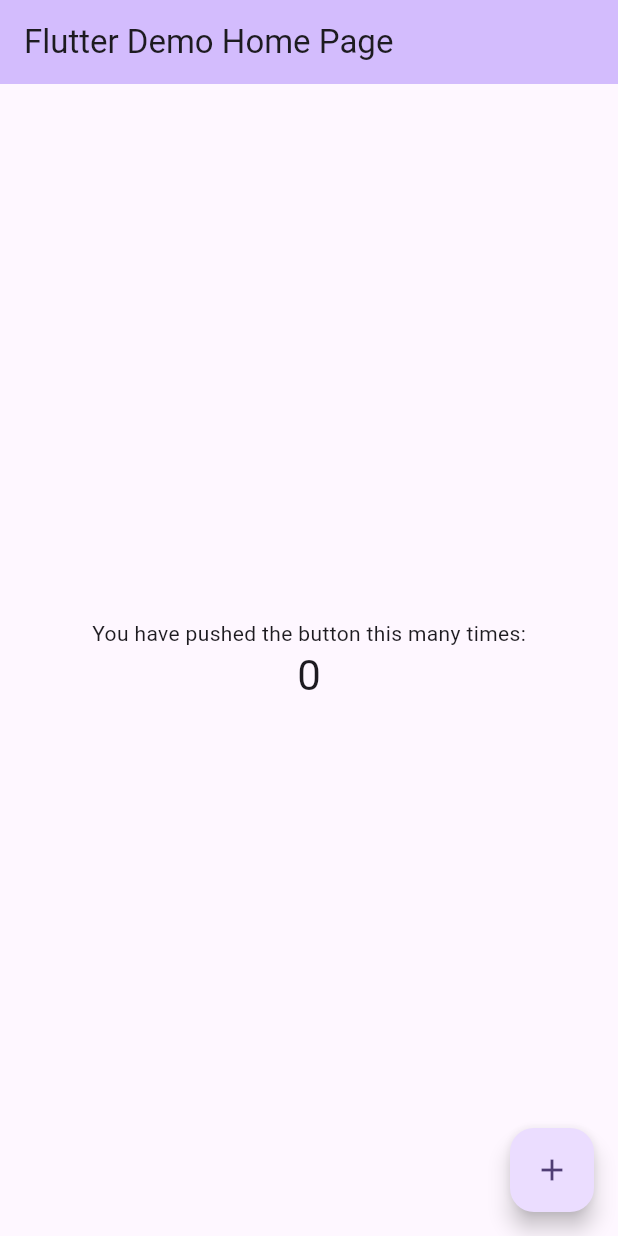
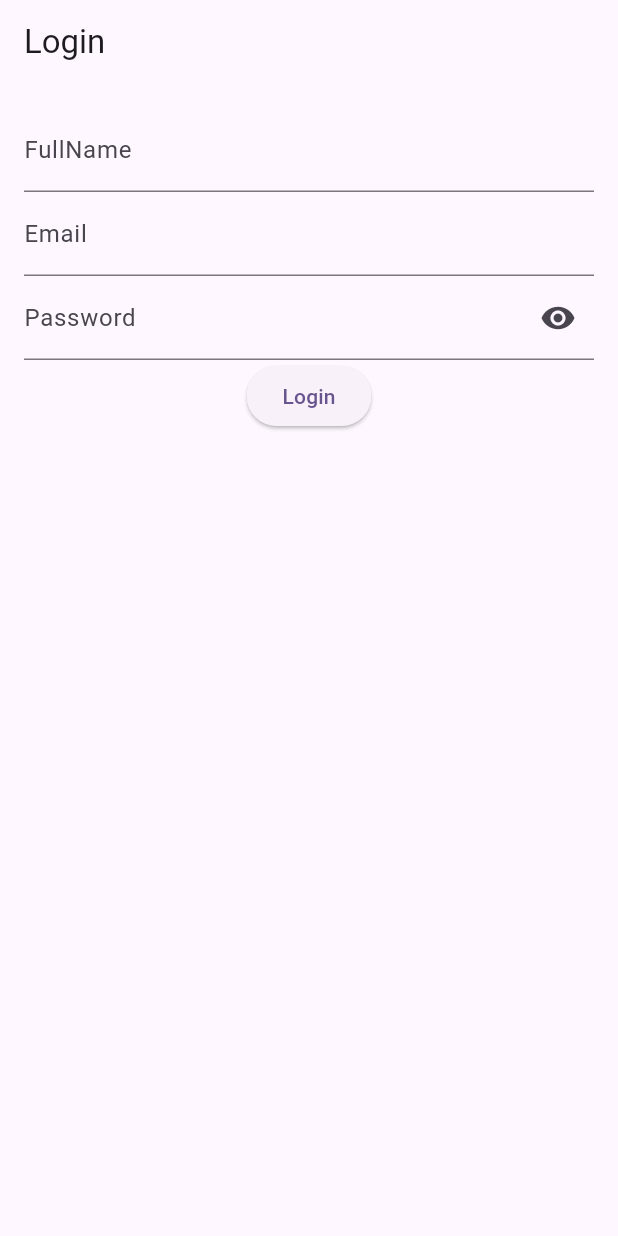
Before and after one commit to hendeletfonseca/booking-app, a Flutter app: the screen it shows after launch, on a phone screen of 412 x 824 dp. Run offline on Flutter 3.47's test engine with Material 3 defaults, Android fonts, the phone set to English and light mode, and no system bars; our stand-ins replace shared_preferences, sqflite; accounts and stored records are empty.

Commit message:
User authentication and initial database

```diff
--- a/lib/main.dart
+++ b/lib/main.dart
@@ -1,11 +1,24 @@
 import 'package:flutter/material.dart';
+import 'package:booking_app/service/auth_preferences.dart';
+import 'package:booking_app/routes/app_routes.dart';
 
-void main() {
-  runApp(const MyApp());
+void main() async {
+  WidgetsFlutterBinding.ensureInitialized();
+  String initialRoute;
+  bool isAuthenticated = await AuthPreferences.isAuthenticated();
+
+  initialRoute = isAuthenticated ? '/home' : '/login';
+
+  runApp(
+    MyApp(
+      initialRoute: initialRoute,
+    ),
+  );
 }
+class MyApp extends StatelessWidget {
+  final String initialRoute;
 
-class MyApp extends StatelessWidget {
-  const MyApp({super.key});
+  const MyApp({super.key, required this.initialRoute});
 
   @override
   Widget build(BuildContext context) {
@@ -15,55 +28,9 @@ class MyApp extends StatelessWidget {
         colorScheme: ColorScheme.fromSeed(seedColor: Colors.deepPurple),
         useMaterial3: true,
       ),
-      home: const MyHomePage(title: 'Flutter Demo Home Page'),
+      debugShowCheckedModeBanner: false,
+      routes: routes,
+      initialRoute: initialRoute,
     );
   }
 }
-
-class MyHomePage extends StatefulWidget {
-  const MyHomePage({super.key, required this.title});
-
-  final String title;
-
-  @override
-  State<MyHomePage> createState() => _MyHomePageState();
-}
-
-class _MyHomePageState extends State<MyHomePage> {
-  int _counter = 0;
-
-  void _incrementCounter() {
-    setState(() {
-      _counter++;
-    });
-  }
-
-  @override
-  Widget build(BuildContext context) {
-    return Scaffold(
-      appBar: AppBar(
-        backgroundColor: Theme.of(context).colorScheme.inversePrimary,
-        title: Text(widget.title),
-      ),
-      body: Center(
-        child: Column(
-          mainAxisAlignment: MainAxisAlignment.center,
-          children: <Widget>[
-            const Text(
-              'You have pushed the button this many times:',
-            ),
-            Text(
-              '$_counter',
-              style: Theme.of(context).textTheme.headlineMedium,
-            ),
-          ],
-        ),
-      ),
-      floatingActionButton: FloatingActionButton(
-        onPressed: _incrementCounter,
-        tooltip: 'Increment',
-        child: const Icon(Icons.add),
-      ),
-    );
-  }
-}
--- /dev/null
+++ b/lib/model/user.dart
@@ -0,0 +1,51 @@
+class UserSchema {
+  final int? id;
+  final String username;
+  final String email;
+  final String? password;
+
+  UserSchema({
+    this.id,
+    required this.username,
+    required this.email,
+    this.password,
+  });
+
+  Map<String, dynamic> toJson() {
+    return {
+      if (id != null) 'id': id,
+      'username': username,
+      'email': email,
+      if (password != null) 'password': password,
+    };
+  }
+
+
+  factory UserSchema.fromJson(Map<String, dynamic> json) {
+    return UserSchema(
+      id: json['id'],
+      username: json['username'],
+      email: json['email'],
+      password: json['password'],
+    );
+  }
+
+  UserSchema copy({
+    int? id,
+    String? username,
+    String? email,
+    String? password,
+  }) {
+    return UserSchema(
+      id: id ?? this.id,
+      username: username ?? this.username,
+      email: email ?? this.email,
+      password: password ?? this.password,
+    );
+  }
+
+  @override
+  String toString() {
+    return 'UserSchema{id: $id, username: $username, email: $email, password: $password}';
+  }
+}
--- /dev/null
+++ b/lib/routes/app_routes.dart
@@ -0,0 +1,8 @@
+import 'package:booking_app/view/home_page.dart';
+import 'package:booking_app/view/login_page.dart';
+import 'package:flutter/material.dart';
+
+final routes = {
+  '/home': (BuildContext context) => const HomePage(),
+  '/login': (BuildContext context) => const LoginPage(),
+};
--- /dev/null
+++ b/lib/routes/index.dart
@@ -0,0 +1 @@
+export "app_routes.dart";
--- /dev/null
+++ b/lib/service/auth_preferences.dart
@@ -0,0 +1,35 @@
+import 'package:booking_app/database/db.dart';
+import 'package:booking_app/model/user.dart';
+import 'package:shared_preferences/shared_preferences.dart';
+
+class AuthPreferences {
+
+  static Future<void> saveInformation(String name, String email, String password) async {
+    BookingAppDB db = BookingAppDB.instance;
+    UserSchema newUser = await db.insertUser(UserSchema(username: name, email: email, password: password));
+    SharedPreferences prefs = await SharedPreferences.getInstance();
+    print('User ID: ${newUser.id}');
+    await prefs.setInt('_userID', newUser.id!);
+  }
+
+  static Future<UserSchema?> getUserData() async {
+    SharedPreferences prefs = await SharedPreferences.getInstance();
+    int? userID = prefs.getInt('_userID');
+    if (userID == null) {
+      return null;
+    }
+    BookingAppDB db = BookingAppDB.instance;
+    UserSchema user = await db.getUser(userID);
+    return user;
+  }
+
+  static Future<bool> isAuthenticated() async {
+    int? id = await SharedPreferences.getInstance().then((prefs) => prefs.getInt('_userID'));
+    return id != null;
+  }
+
+  static Future<void> removeAuthenticationInfo() async {
+    SharedPreferences prefs = await SharedPreferences.getInstance();
+    await prefs.remove('_userID');
+  }
+}
--- /dev/null
+++ b/lib/view/login_page.dart
@@ -0,0 +1,84 @@
+import 'package:booking_app/service/auth_preferences.dart';
+import 'package:flutter/material.dart';
+
+class LoginPage extends StatefulWidget {
+  const LoginPage({super.key});
+
+  @override
+  _LoginPageState createState() => _LoginPageState();
+}
+
+class _LoginPageState extends State<LoginPage> {
+  final TextEditingController _fullNameController = TextEditingController();
+  final TextEditingController _emailController = TextEditingController();
+  final TextEditingController _passwordController = TextEditingController();
+  bool _isObscure = true;
+  bool _isLoading = false;
+
+  @override
+  Widget build(BuildContext context) {
+    return Scaffold(
+      appBar: AppBar(
+        title: const Text('Login'),
+      ),
+      body: Padding(
+        padding: const EdgeInsets.all(16.0),
+        child: Column(
+          children: [
+            // fullname
+            TextField(
+              controller: _fullNameController,
+              decoration: const InputDecoration(
+                labelText: 'FullName',
+              ),
+            ),
+            TextField(
+              controller: _emailController,
+              decoration: const InputDecoration(
+                labelText: 'Email',
+              ),
+            ),
+            TextField(
+              controller: _passwordController,
+              decoration: InputDecoration(
+                labelText: 'Password',
+                suffixIcon: IconButton(
+                  icon: Icon(_isObscure ? Icons.visibility : Icons.visibility_off),
+                  onPressed: () {
+                    setState(() {
+                      _isObscure = !_isObscure;
+                    });
+                  },
+                ),
+              ),
+              obscureText: _isObscure,
+            ),
+            ElevatedButton(
+              onPressed: () {
+                setState(() {
+                  _isLoading = true;
+                });
+                _login().then((_) {
+                  setState(() {
+                    _isLoading = false;
+                  });
+                  Navigator.pushNamed(context, '/home');
+                });
+              },
+              child: const Text('Login'),
+            ),
+            if (_isLoading) const CircularProgressIndicator(),
+          ],
+        ),
+      ),
+    );
+  }
+
+  Future<void> _login() async {
+  String fullName = _fullNameController.text;
+  String email = _emailController.text;
+  String password = _passwordController.text;
+
+  await AuthPreferences.saveInformation(fullName, email, password);
+}
+}
--- a/pubspec.yaml
+++ b/pubspec.yaml
@@ -35,6 +35,9 @@ dependencies:
   # The following adds the Cupertino Icons font to your application.
   # Use with the CupertinoIcons class for iOS style icons.
   cupertino_icons: ^1.0.8
+  shared_preferences: ^2.3.5
+  http: ^1.2.2
+  sqflite: ^2.4.1
 
 dev_dependencies:
   flutter_test:
```
Also changed, not shown: lib/database/db.dart (added, +58 -0 lines), lib/view/home_page.dart (added, +52 -0 lines), pubspec.lock, 2 other files.
